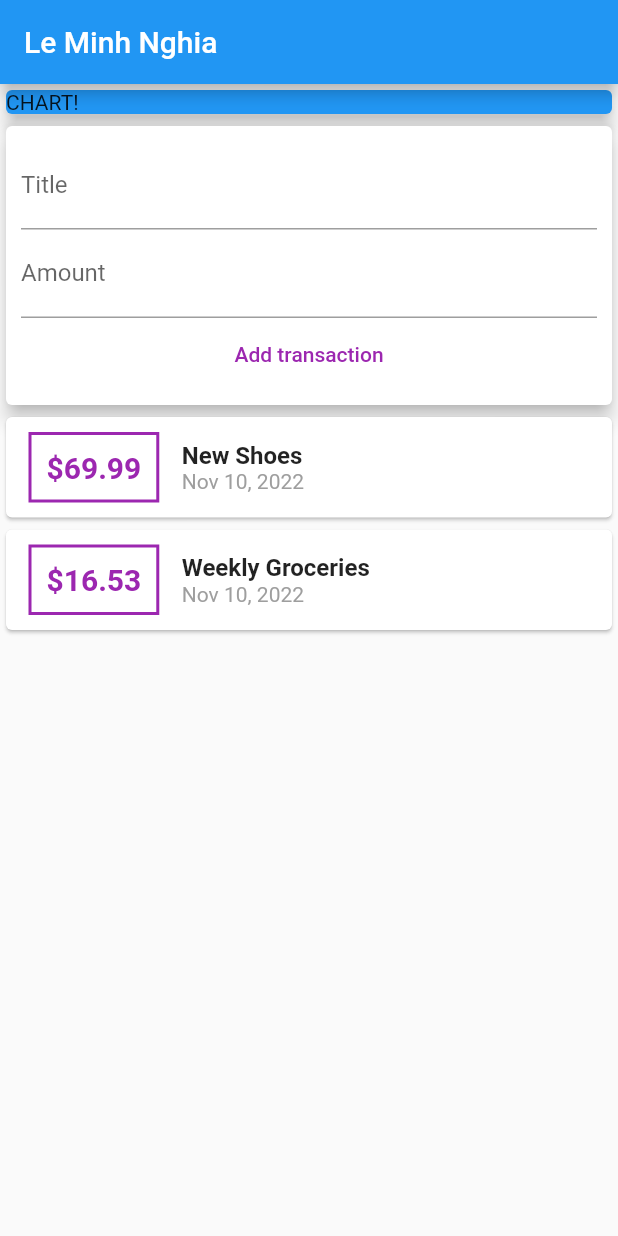
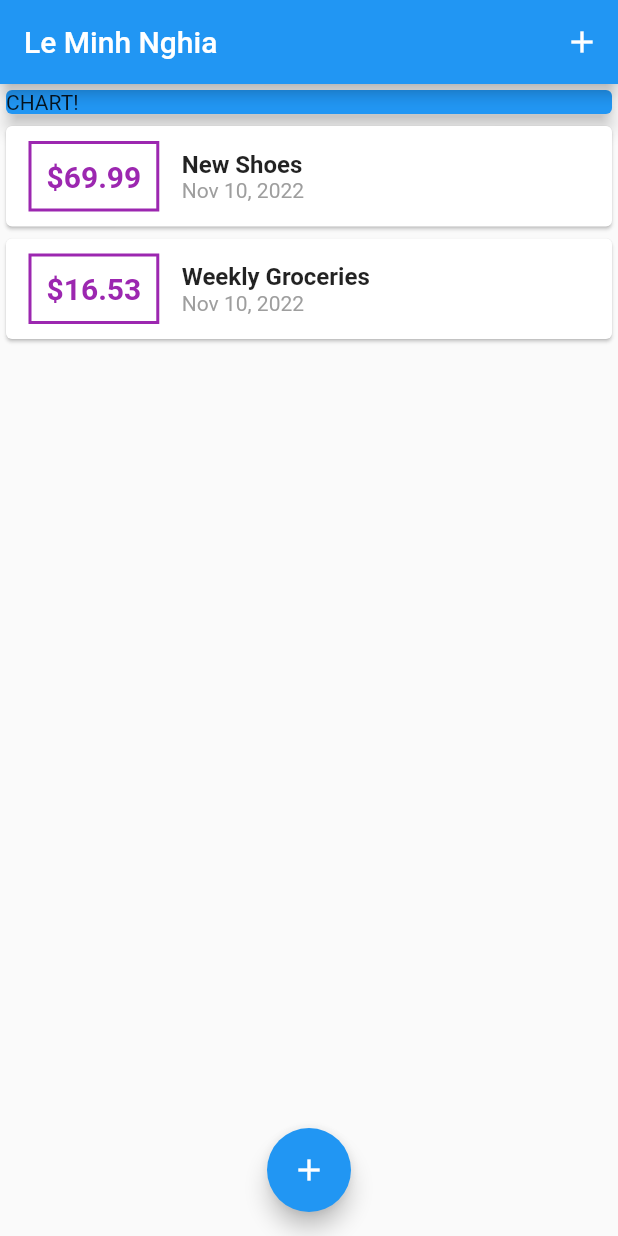
Before and after one commit to nghialmgcd201527/money-expense-udemy, a Flutter app: the screen it shows after launch, on a phone screen of 412 x 824 dp. Run offline on Flutter 3.47's test engine with Material 2 defaults, Android fonts, the phone set to English and light mode, and no system bars.

Commit message:
lecture 94

```diff
--- a/lib/main.dart
+++ b/lib/main.dart
@@ -1,7 +1,8 @@
 import 'package:flutter/material.dart';
 
-import 'models/transaction.dart';
-import './widgets/user_transactions.dart';
+import './widgets/new_transaction.dart';
+import './models/transaction.dart';
+import './widgets/transaction_list.dart';
 
 void main() => runApp(MyApp());
 
@@ -15,19 +16,64 @@
   }
 }
 
-class MyHomePage extends StatelessWidget {
-  final List<Transaction> transactions = [];
+class MyHomePage extends StatefulWidget {
+  @override
+  State<MyHomePage> createState() => _MyHomePageState();
+}
 
-  // String titleInput;
-  // String amountInput;
-  final titleController = TextEditingController();
-  final amountController = TextEditingController();
+class _MyHomePageState extends State<MyHomePage> {
+  final List<Transaction> _userTransactions = [
+    Transaction(
+      id: 't1',
+      title: 'New Shoes',
+      amount: 69.99,
+      date: DateTime.now(),
+    ),
+    Transaction(
+      id: 't2',
+      title: 'Weekly Groceries',
+      amount: 16.53,
+      date: DateTime.now(),
+    ),
+  ];
+
+  void _addNewTransaction(String txTitle, double txAmount) {
+    final newTx = Transaction(
+      title: txTitle,
+      amount: txAmount,
+      date: DateTime.now(),
+      id: DateTime.now().toString(),
+    );
+
+    setState(() {
+      _userTransactions.add(newTx);
+    });
+  }
+
+  void _startAddNewTransaction(BuildContext ctx) {
+    showModalBottomSheet(
+      context: ctx,
+      builder: (_) {
+        return GestureDetector(
+          onTap: () {},
+          child: NewTransaction(_addNewTransaction),
+          behavior: HitTestBehavior.opaque,
+        );
+      },
+    );
+  }
 
   @override
   Widget build(BuildContext context) {
     return Scaffold(
       appBar: AppBar(
         title: Text('Le Minh Nghia'),
+        actions: <Widget>[
+          IconButton(
+            icon: Icon(Icons.add),
+            onPressed: () => _startAddNewTransaction(context),
+          ),
+        ],
       ),
       body: SingleChildScrollView(
         child: Column(
@@ -42,9 +88,14 @@
                 elevation: 5,
               ),
             ),
-            UserTransactions()
+            TransactionList(_userTransactions),
           ],
         ),
+      ),
+      floatingActionButtonLocation: FloatingActionButtonLocation.centerFloat,
+      floatingActionButton: FloatingActionButton(
+        child: Icon(Icons.add),
+        onPressed: () => _startAddNewTransaction(context),
       ),
     );
   }
--- a/lib/widgets/user_transactions.dart
+++ /dev/null
@@ -1,53 +0,0 @@
-import 'package:flutter/src/foundation/key.dart';
-import 'package:flutter/src/widgets/container.dart';
-import 'package:flutter/src/widgets/framework.dart';
-
-import 'package:flutter/material.dart';
-import './transaction_list.dart';
-import './new_transaction.dart';
-import '../models/transaction.dart';
-
-class UserTransactions extends StatefulWidget {
-  @override
-  _UserTransactionsState createState() => _UserTransactionsState();
-}
-
-class _UserTransactionsState extends State<UserTransactions> {
-  final List<Transaction> _userTransactions = [
-    Transaction(
-      id: 't1',
-      title: 'New Shoes',
-      amount: 69.99,
-      date: DateTime.now(),
-    ),
-    Transaction(
-      id: 't2',
-      title: 'Weekly Groceries',
-      amount: 16.53,
-      date: DateTime.now(),
-    ),
-  ];
-
-  void _addNewTransaction(String txTitle, double txAmount) {
-    final newTx = Transaction(
-      title: txTitle,
-      amount: txAmount,
-      date: DateTime.now(),
-      id: DateTime.now().toString(),
-    );
-
-    setState(() {
-      _userTransactions.add(newTx);
-    });
-  }
-
-  @override
-  Widget build(BuildContext context) {
-    return Column(
-      children: <Widget>[
-        NewTransaction(_addNewTransaction),
-        TransactionList(_userTransactions),
-      ],
-    );
-  }
-}
```
